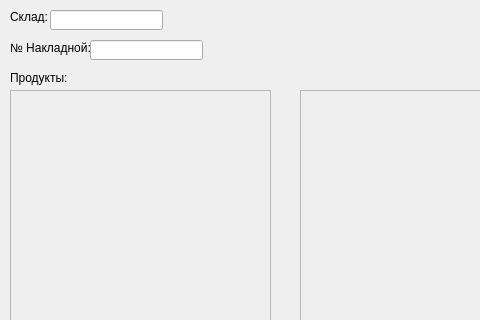
The window that MI_Client/wform2.ui (Arankir/Labs) describes before a commit, drawn with Qt 5; both pictures show x 0 to 480 and y 0 to 320 of the 641 by 511 pixel window.
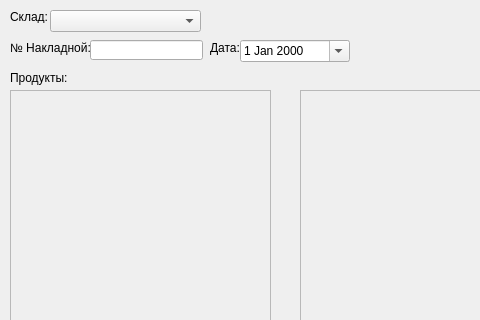
The same window after the commit.

Diff of the .ui file:
```diff
--- a/MI_Client/wform2.ui
+++ b/MI_Client/wform2.ui
@@ -52,17 +52,7 @@
     <string>Продукты:</string>
    </property>
   </widget>
-  <widget class="QLineEdit" name="lineEdit">
-   <property name="geometry">
-    <rect>
-     <x>50</x>
-     <y>10</y>
-     <width>113</width>
-     <height>20</height>
-    </rect>
-   </property>
-  </widget>
-  <widget class="QLineEdit" name="lineEdit_2">
+  <widget class="QLineEdit" name="NumberInvoice">
    <property name="geometry">
     <rect>
      <x>90</x>
@@ -131,6 +121,42 @@
     </property>
    </widget>
   </widget>
+  <widget class="QLabel" name="label_4">
+   <property name="geometry">
+    <rect>
+     <x>210</x>
+     <y>40</y>
+     <width>31</width>
+     <height>16</height>
+    </rect>
+   </property>
+   <property name="text">
+    <string>Дата:</string>
+   </property>
+  </widget>
+  <widget class="QDateEdit" name="DateInvoice">
+   <property name="geometry">
+    <rect>
+     <x>240</x>
+     <y>40</y>
+     <width>110</width>
+     <height>22</height>
+    </rect>
+   </property>
+   <property name="calendarPopup">
+    <bool>true</bool>
+   </property>
+  </widget>
+  <widget class="QComboBox" name="Stocks">
+   <property name="geometry">
+    <rect>
+     <x>50</x>
+     <y>10</y>
+     <width>151</width>
+     <height>22</height>
+    </rect>
+   </property>
+  </widget>
  </widget>
  <resources/>
  <connections/>
```
